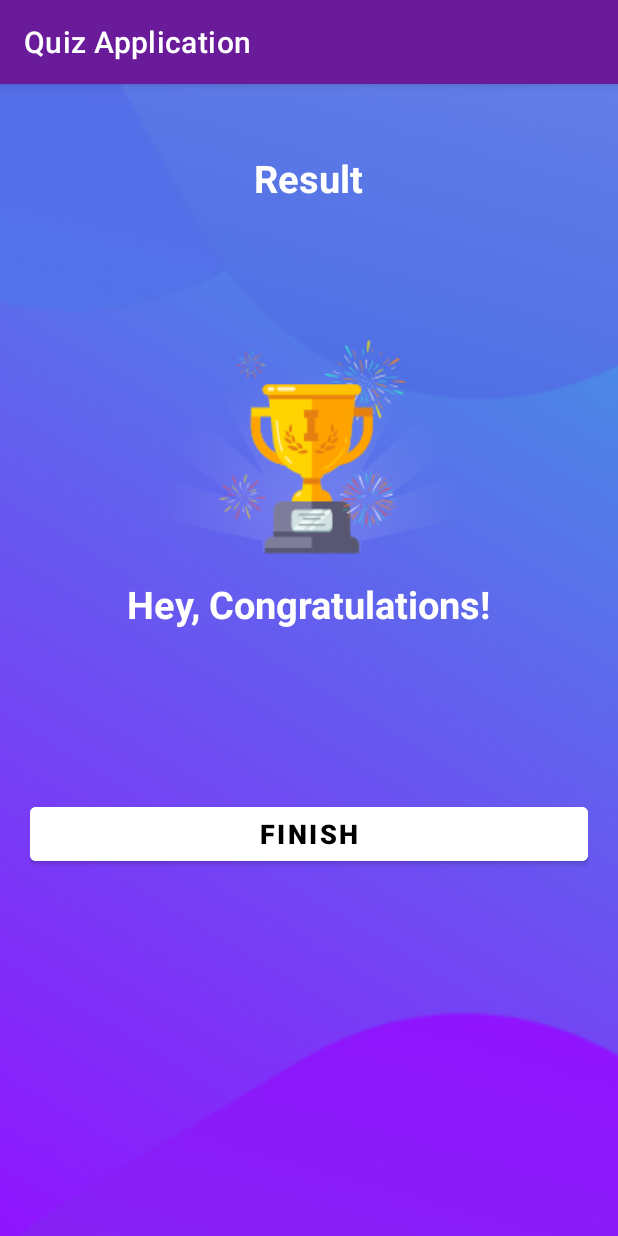
After one commit to tijanalazic/Quiz-Application, an Android app: the ResultActivity screen opened directly, with no data from a screen before it, on a phone screen of 412 x 824 dp. The commit adds this screen. Run offline under Robolectric (Android 15) with nearby library versions, the phone set to English and light mode, and no system bars.

Commit message:
Quiz Application - Design of ResultActivity

```diff
--- a/app/src/main/AndroidManifest.xml
+++ b/app/src/main/AndroidManifest.xml
@@ -11,6 +11,10 @@
         android:supportsRtl="true"
         android:theme="@style/Theme.QuizApplication"
         tools:targetApi="31">
+        <activity
+            android:name=".ResultActivity"
+            android:exported="false"
+            android:screenOrientation="portrait"/>
         <activity
             android:name=".QuizQuestionsActivity"
             android:exported="false"
--- a/app/src/main/java/com/example/quizapplication/QuizQuestionsActivity.kt
+++ b/app/src/main/java/com/example/quizapplication/QuizQuestionsActivity.kt
@@ -1,6 +1,7 @@
 package com.example.quizapplication
 
 import android.app.SearchManager.OnCancelListener
+import android.content.Intent
 import android.graphics.Color
 import android.graphics.Typeface
 import androidx.appcompat.app.AppCompatActivity
@@ -20,6 +21,8 @@ class QuizQuestionsActivity : AppCompatActivity(), OnClickListener {
     private var mCurrentPosition: Int = 1
     private var mQuestionsList: ArrayList<Question>? = null
     private var mSelectedOptionPosition: Int = 0
+    private var mCorrectAnswers: Int = 0
+
     override fun onCreate(savedInstanceState: Bundle?) {
         super.onCreate(savedInstanceState)
         binding = ActivityQuizQuestionsBinding.inflate(layoutInflater)
@@ -101,6 +104,8 @@ class QuizQuestionsActivity : AppCompatActivity(), OnClickListener {
                     val question = mQuestionsList!!.get(mCurrentPosition - 1)
                     if(question!!.correctAnswer != mSelectedOptionPosition) {
                         answerView(mSelectedOptionPosition, R.drawable.wrong_option_border_bg)
+                    } else {
+                        mCorrectAnswers++
                     }
                     answerView(question.correctAnswer, R.drawable.correct_option_border_bg)
 
--- /dev/null
+++ b/app/src/main/java/com/example/quizapplication/ResultActivity.kt
@@ -0,0 +1,11 @@
+package com.example.quizapplication
+
+import androidx.appcompat.app.AppCompatActivity
+import android.os.Bundle
+
+class ResultActivity : AppCompatActivity() {
+    override fun onCreate(savedInstanceState: Bundle?) {
+        super.onCreate(savedInstanceState)
+        setContentView(R.layout.activity_result)
+    }
+}
--- /dev/null
+++ b/app/src/main/res/layout/activity_result.xml
@@ -0,0 +1,70 @@
+<?xml version="1.0" encoding="utf-8"?>
+<LinearLayout xmlns:android="http://schemas.android.com/apk/res/android"
+    xmlns:app="http://schemas.android.com/apk/res-auto"
+    xmlns:tools="http://schemas.android.com/tools"
+    android:layout_width="match_parent"
+    android:layout_height="match_parent"
+    android:background="@drawable/ic_bg"
+    android:orientation="vertical"
+    android:gravity="center_horizontal"
+    android:padding="20dp"
+    tools:context=".ResultActivity">
+
+    <TextView
+        android:id="@+id/tv_result"
+        android:layout_width="wrap_content"
+        android:layout_height="wrap_content"
+        android:layout_marginTop="25dp"
+        android:text="Result"
+        android:textColor="@android:color/white"
+        android:textSize="25sp"
+        android:textStyle="bold" />
+
+    <ImageView
+        android:id="@+id/iv_trophy"
+        android:layout_width="wrap_content"
+        android:layout_height="wrap_content"
+        android:contentDescription="image"
+        android:src="@drawable/ic_trophy" />
+
+    <TextView
+        android:id="@+id/tv_congratulations"
+        android:layout_width="wrap_content"
+        android:layout_height="wrap_content"
+        android:layout_marginTop="16dp"
+        android:text="Hey, Congratulations!"
+        android:textColor="@android:color/white"
+        android:textSize="25sp"
+        android:textStyle="bold"/>
+
+    <TextView
+        android:id="@+id/tv_name"
+        android:layout_width="wrap_content"
+        android:layout_height="wrap_content"
+        android:layout_marginTop="25dp"
+        android:textColor="@android:color/white"
+        android:textSize="22sp"
+        android:textStyle="bold"
+        tools:text="Username" />
+
+    <TextView
+        android:id="@+id/tv_score"
+        android:layout_width="wrap_content"
+        android:layout_height="wrap_content"
+        android:layout_marginTop="10dp"
+        android:textColor="@android:color/secondary_text_dark"
+        android:textSize="20sp"
+        tools:text="Your Score is 9 out of 10" />
+
+    <Button
+        android:id="@+id/btn_finish"
+        android:layout_width="match_parent"
+        android:layout_height="wrap_content"
+        android:layout_marginTop="20dp"
+        android:backgroundTint="@color/white"
+        android:text="FINISH"
+        android:textColor="@color/black"
+        android:textSize="18sp"
+        android:textStyle="bold" />
+
+</LinearLayout>
```
Also changed, not shown: app/src/main/res/drawable/ic_bg.png, app/src/main/res/drawable/ic_trophy.png (added).
